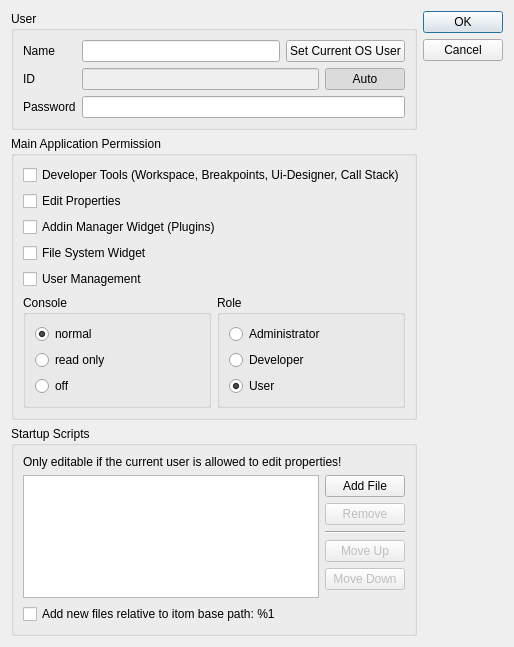
Before: the Qt Designer form Qitom/widgets/userManagementEdit.ui in itom-project/itom, drawn with Qt 5.
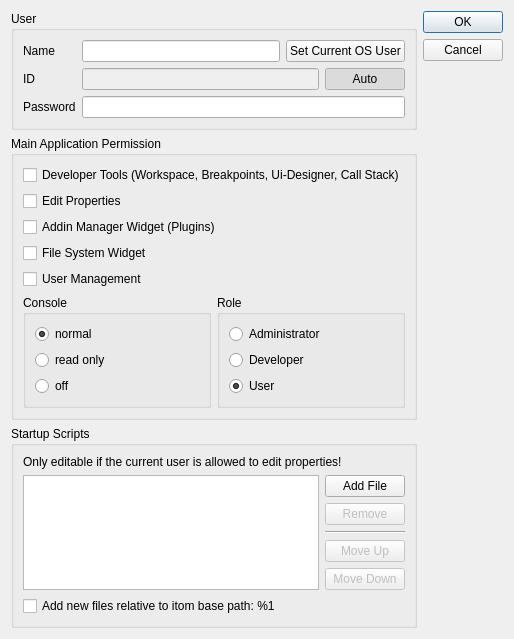
After: the same form once the commit is applied.

Commit message: User management: a user can only delete another user, if its role is higher or equal than the role of the user to be deleted. Further refactoring of userOrganizer, userModel etc.

Diff of the .ui file:
```diff
--- a/Qitom/widgets/userManagementEdit.ui
+++ b/Qitom/widgets/userManagementEdit.ui
@@ -7,7 +7,7 @@
     <x>0</x>
     <y>0</y>
     <width>499</width>
-    <height>647</height>
+    <height>615</height>
    </rect>
   </property>
   <property name="minimumSize">
@@ -383,19 +383,6 @@
        </layout>
       </widget>
      </item>
-     <item>
-      <spacer name="verticalSpacer">
-       <property name="orientation">
-        <enum>Qt::Vertical</enum>
-       </property>
-       <property name="sizeHint" stdset="0">
-        <size>
-         <width>20</width>
-         <height>34</height>
-        </size>
-       </property>
-      </spacer>
-     </item>
     </layout>
    </item>
    <item>
```
The commit also changes 11 other files.
